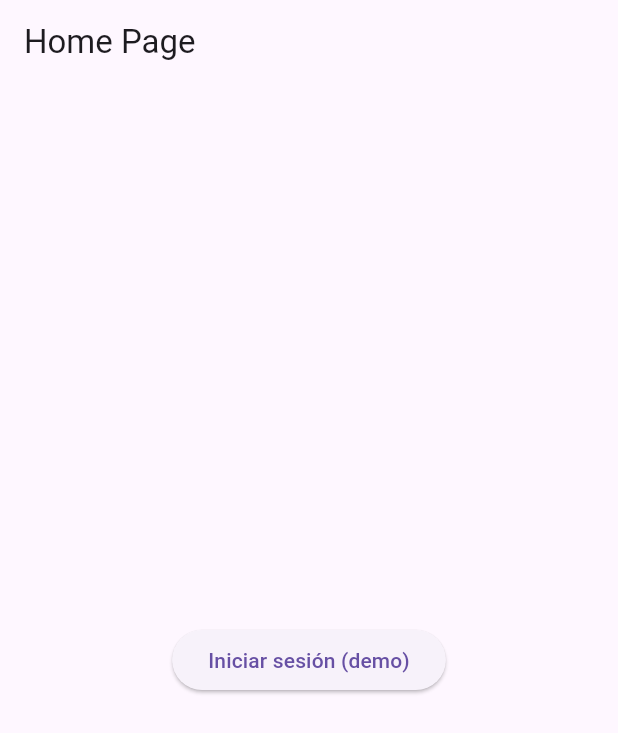
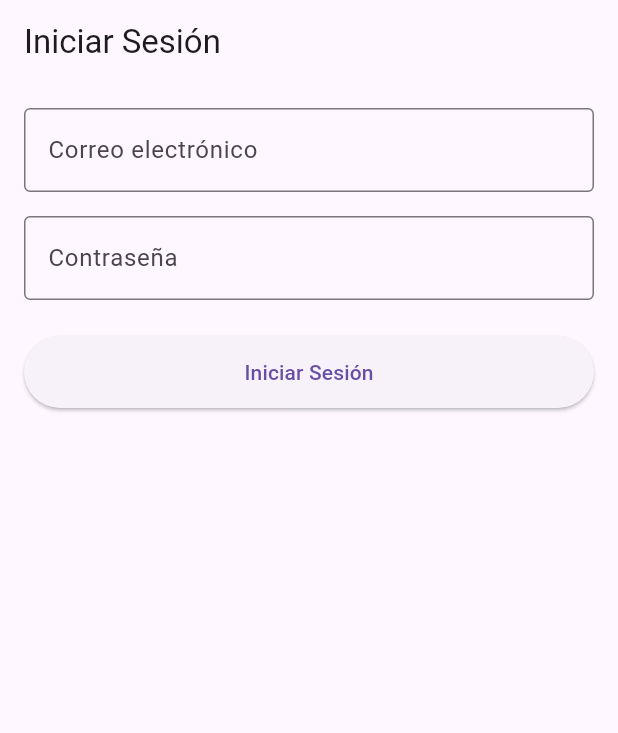
Before and after one commit to Huarachi2002/App_Agenda, a Flutter app: the screen it shows after launch, on a phone screen of 412 x 824 dp. Shown: the top 733 px of the screen. Run offline on Flutter 3.47's test engine with Material 3 defaults, Android fonts, the phone set to English and light mode, and no system bars; our stand-ins replace flutter_riverpod, go_router; accounts and stored records are empty.

```diff
--- /dev/null
+++ b/lib/core/router/app_router.dart
@@ -0,0 +1,60 @@
+import 'package:app_task/features/attendance/presentation/pages/attendance_page.dart';
+import 'package:flutter_riverpod/flutter_riverpod.dart';
+import 'package:go_router/go_router.dart';
+
+// Importa tus páginas
+import '../../features/user/presentation/pages/login_page.dart';
+import '../../features/user/presentation/pages/home_page.dart';
+
+// Importa tu userControllerProvider
+import '../../features/user/presentation/controllers/user_controller.dart';
+
+/// Este provider creará y expondrá la instancia de GoRouter
+final goRouterProvider = Provider<GoRouter>((ref) {
+  // Observamos el estado del userController para saber si hay user logueado
+  final userState = ref.watch(userControllerProvider);
+
+  // isLoggedIn: si userState tiene un valor distinto de null
+  final isLoggedIn = userState.value != null;
+
+  return GoRouter(
+    // Define las rutas principales
+    routes: [
+      GoRoute(
+        path: '/login',
+        name: 'login',
+        builder: (context, state) => const LoginPage(),
+      ),
+      GoRoute(
+        path: '/',
+        name: 'home',
+        builder: (context, state) => const HomePage(),
+      ),
+      GoRoute(
+        path: '/attendance',
+        name: 'attendance',
+        builder: (_, __) => const AttendancePage(),
+      ),
+    ],
+    // Redirecciones basadas en estado
+    redirect: (context, state) {
+      final goingToLogin = state.path == '/login';
+
+      // Si no está logueado y NO estamos en /login, redirigimos a login
+      if (!isLoggedIn && !goingToLogin) {
+        return '/login';
+      }
+
+      // Si está logueado y está intentando ir a /login, redirigimos a Home
+      if (isLoggedIn && goingToLogin) {
+        return '/';
+      }
+
+      // En otros casos, no redirigimos
+      return null;
+    },
+    // Opción: puedes mostrar una pantalla de carga mientras se determina el estado
+    // (usando refreshListenable o un AsyncGuard).
+    // refreshListenable: GoRouterRefreshStream(ref.watch(userControllerProvider).asStream()),
+  );
+});
--- a/lib/features/auth/data/repositories/user_repository.dart
+++ b/lib/features/auth/data/repositories/user_repository.dart
@@ -2,7 +2,7 @@ import '../../domain/entities/user.dart';
 
 abstract class UserRepository {
   /// Autentica al usuario con [email] y [password].
-  Future<User> signIn({
+  Future<UserEntity> signIn({
     required String email,
     required String password,
   });
@@ -11,7 +11,7 @@ abstract class UserRepository {
   Future<void> signOut();
 
   /// Crea un usuario (registro).
-  Future<User> createUser({
+  Future<UserEntity> createUser({
     required String name,
     required String email,
     required String password,
@@ -19,5 +19,5 @@ abstract class UserRepository {
   });
 
   /// Obtiene al usuario actualmente autenticado (si existe sesión).
-  Future<User?> getCurrentUser();
+  Future<UserEntity?> getCurrentUser();
 }
--- a/lib/features/auth/domain/entities/user.dart
+++ b/lib/features/auth/domain/entities/user.dart
@@ -1,10 +1,10 @@
-class User {
+class UserEntity {
   final String id;
   final String name;
   final String email;
   final UserRole role; // Enum con {student, teacher, parent, admin}
 
-  const User({
+  const UserEntity({
     required this.id,
     required this.name,
     required this.email,
--- a/lib/features/user/presentation/controllers/user_controller.dart
+++ b/lib/features/user/presentation/controllers/user_controller.dart
@@ -12,11 +12,11 @@ final userRepositoryProvider = Provider<UserRepository>((ref) {
 
 /// Controller con estado AsyncValue<UserEntity?>
 /// para representar el usuario actual (o null si no hay).
-class UserController extends AsyncNotifier<User?> {
+class UserController extends AsyncNotifier<UserEntity?> {
   late final UserRepository _repository;
 
   @override
-  FutureOr<User?> build() async {
+  FutureOr<UserEntity?> build() async {
     // Este método build se llama al inicializar el controlador
     // y retorna el user actual (o null).
     // Se setea el estado en loading y luego en data/error automáticamente.
@@ -72,6 +72,6 @@ class UserController extends AsyncNotifier<User?> {
 
 /// Provider que expone la instancia de UserController
 final userControllerProvider =
-    AsyncNotifierProvider<UserController, User?>(() {
+    AsyncNotifierProvider<UserController, UserEntity?>(() {
   return UserController();
 });
--- /dev/null
+++ b/lib/features/user/presentation/pages/login_page.dart
@@ -0,0 +1,114 @@
+import 'package:flutter/material.dart';
+import 'package:flutter_riverpod/flutter_riverpod.dart';
+import 'package:go_router/go_router.dart';
+import '../../../../shared/widgets/custom_text_field.dart';
+import '../../../../shared/widgets/primary_button.dart';
+import '../controllers/user_controller.dart';
+
+class LoginPage extends ConsumerStatefulWidget {
+  const LoginPage({super.key});
+
+  @override
+  ConsumerState<LoginPage> createState() => _LoginPageState();
+}
+
+class _LoginPageState extends ConsumerState<LoginPage> {
+  final _formKey = GlobalKey<FormState>();
+  final _emailCtrl = TextEditingController();
+  final _passwordCtrl = TextEditingController();
+
+  @override
+  void dispose() {
+    _emailCtrl.dispose();
+    _passwordCtrl.dispose();
+    super.dispose();
+  }
+
+  Future<void> _login() async {
+    if (_formKey.currentState?.validate() ?? false) {
+      // Llamamos al signIn del userController
+      await ref.read(userControllerProvider.notifier)
+        .signIn(_emailCtrl.text.trim(), _passwordCtrl.text.trim());
+    }
+    if (mounted) {
+      context.go('/'); // o context.goNamed('home');
+    }
+  }
+
+  @override
+  Widget build(BuildContext context) {
+    // Observamos el estado del UserController para manejar loading, error, etc.
+    final userState = ref.watch(userControllerProvider);
+
+    final isLoading = userState.isLoading;
+    final hasError = userState.hasError;
+    final error = userState.error;
+
+    // Si hay un error (e.g. credenciales inválidas), se podría mostrar en un SnackBar
+    WidgetsBinding.instance.addPostFrameCallback((_) {
+      if (hasError) {
+        ScaffoldMessenger.of(context).showSnackBar(
+          SnackBar(content: Text('Error: $error')),
+        );
+      }
+    });
+
+    return Scaffold(
+      appBar: AppBar(title: const Text('Iniciar Sesión')),
+      body: SafeArea(
+        child: Padding(
+          padding: const EdgeInsets.all(16.0),
+          child: Form(
+            key: _formKey,
+            child: Column(
+              children: [
+                // Campo de Email
+                CustomTextField(
+                  controller: _emailCtrl,
+                  label: 'Correo electrónico',
+                  hint: 'ejemplo@correo.com',
+                  keyboardType: TextInputType.emailAddress,
+                  validator: (value) {
+                    if (value == null || value.isEmpty) {
+                      return 'Ingrese su correo';
+                    }
+                    // Podemos agregar una validación más elaborada
+                    if (!value.contains('@')) {
+                      return 'Correo inválido';
+                    }
+                    return null;
+                  },
+                ),
+                const SizedBox(height: 16),
+
+                // Campo de Contraseña
+                CustomTextField(
+                  controller: _passwordCtrl,
+                  label: 'Contraseña',
+                  obscureText: true,
+                  validator: (value) {
+                    if (value == null || value.isEmpty) {
+                      return 'Ingrese su contraseña';
+                    }
+                    if (value.length < 6) {
+                      return 'La contraseña debe tener al menos 6 caracteres';
+                    }
+                    return null;
+                  },
+                ),
+                const SizedBox(height: 24),
+
+                // Botón de Login
+                PrimaryButton(
+                  text: 'Iniciar Sesión',
+                  onPressed: _login,
+                  isLoading: isLoading,
+                ),
+              ],
+            ),
+          ),
+        ),
+      ),
+    );
+  }
+}
--- a/lib/main.dart
+++ b/lib/main.dart
@@ -1,4 +1,5 @@
-import 'package:app_task/features/auth/data/datasources/user_remote_datasource.dart';
+import 'package:app_task/core/router/app_router.dart';
+import 'package:app_task/features/user/data/datasources/user_remote_datasource.dart';
 import 'package:app_task/features/user/data/repositories_impl/user_repository_impl.dart';
 import 'package:app_task/features/user/presentation/controllers/user_controller.dart';
 import 'package:app_task/features/user/presentation/pages/home_page.dart';
@@ -19,18 +20,21 @@ void main() {
   );
 }
 
-class MainApp extends StatelessWidget {
+class MainApp extends ConsumerWidget  {
   const MainApp({super.key});
 
   @override
-  Widget build(BuildContext context) {
-    return MaterialApp(
+  Widget build(BuildContext context, WidgetRef ref) {
+    final goRouter = ref.watch(goRouterProvider);
+    return MaterialApp.router(
       title: 'Agenda Escolar',
       debugShowCheckedModeBanner: false,
       theme: ThemeData(
         primarySwatch: Colors.blue,
       ),
-      home: const HomePage(),
+      routeInformationParser: goRouter.routeInformationParser,
+      routerDelegate: goRouter.routerDelegate,
+      routeInformationProvider: goRouter.routeInformationProvider,
     );
   }
 }
--- a/lib/shared/widgets/custom_button.dart
+++ /dev/null
@@ -1 +0,0 @@
-// TODO: Widgets reutilizables como botones, campos de texto, etc.
--- /dev/null
+++ b/lib/shared/widgets/custom_text_field.dart
@@ -0,0 +1,35 @@
+import 'package:flutter/material.dart';
+
+class CustomTextField extends StatelessWidget {
+  final TextEditingController controller;
+  final String label;
+  final String? hint;
+  final bool obscureText;
+  final TextInputType keyboardType;
+  final String? Function(String?)? validator;
+
+  const CustomTextField({
+    super.key,
+    required this.controller,
+    required this.label,
+    this.hint,
+    this.obscureText = false,
+    this.keyboardType = TextInputType.text,
+    this.validator,
+  });
+
+  @override
+  Widget build(BuildContext context) {
+    return TextFormField(
+      controller: controller,
+      obscureText: obscureText,
+      keyboardType: keyboardType,
+      decoration: InputDecoration(
+        labelText: label,
+        hintText: hint,
+        border: const OutlineInputBorder(),
+      ),
+      validator: validator,
+    );
+  }
+}
--- /dev/null
+++ b/lib/shared/widgets/primary_button.dart
@@ -0,0 +1,27 @@
+import 'package:flutter/material.dart';
+
+class PrimaryButton extends StatelessWidget {
+  final String text;
+  final VoidCallback onPressed;
+  final bool isLoading;
+
+  const PrimaryButton({
+    super.key,
+    required this.text,
+    required this.onPressed,
+    this.isLoading = false,
+  });
+
+  @override
+  Widget build(BuildContext context) {
+    return ElevatedButton(
+      onPressed: isLoading ? null : onPressed,
+      style: ElevatedButton.styleFrom(
+        minimumSize: const Size(double.infinity, 48),
+      ),
+      child: isLoading
+        ? const CircularProgressIndicator(color: Colors.white)
+        : Text(text),
+    );
+  }
+}
--- a/pubspec.yaml
+++ b/pubspec.yaml
@@ -10,6 +10,7 @@ dependencies:
   flutter:
     sdk: flutter
   flutter_riverpod: ^2.6.1
+  go_router: ^14.6.2
 
 dev_dependencies:
   flutter_lints: ^3.0.0
```
Also changed, not shown: lib/features/agenda/presentation/pages/agenda_page.dart (added, +47 -0 lines), lib/features/attendance/presentation/pages/attendance_page.dart (added, +10 -0 lines), lib/features/auth/data/datasources/user_remote_datasource.dart (deleted, +0 -79 lines), lib/features/auth/data/models/user_model.dart (+7 -1 lines), lib/features/user/data/datasources/user_remote_datasource.dart (added, +123 -0 lines), lib/features/user/data/repositories_impl/user_repository_impl.dart (+4 -4 lines), lib/features/user/presentation/pages/home_page.dart (+94 -38 lines), lib/shared/widgets/app_drawer.dart (added, +58 -0 lines), pubspec.lock.
